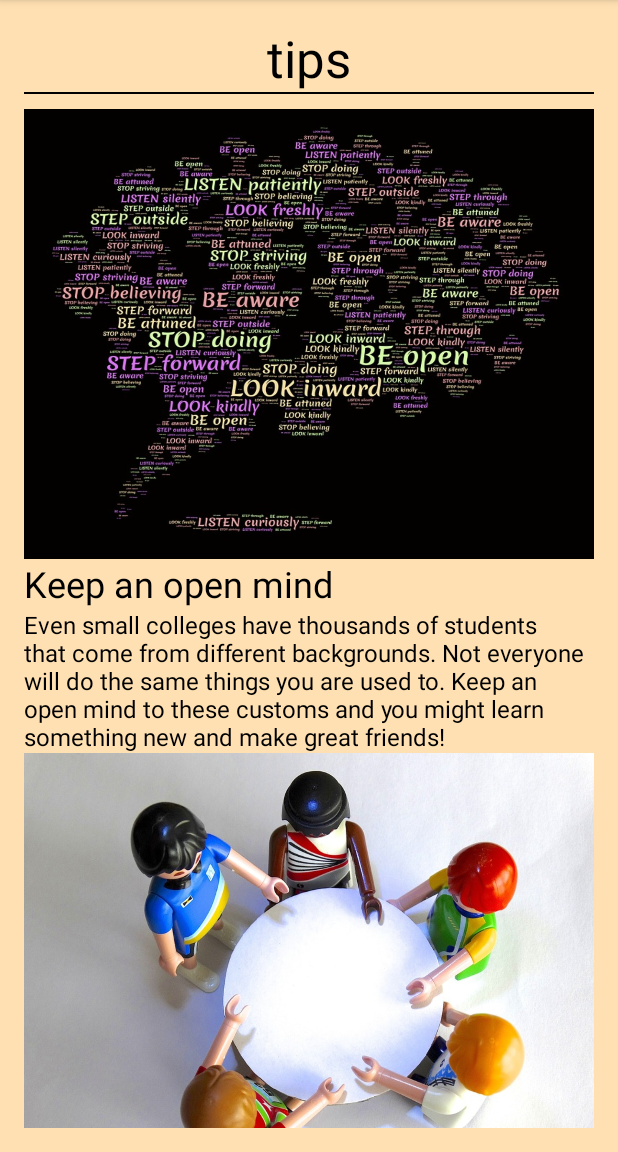
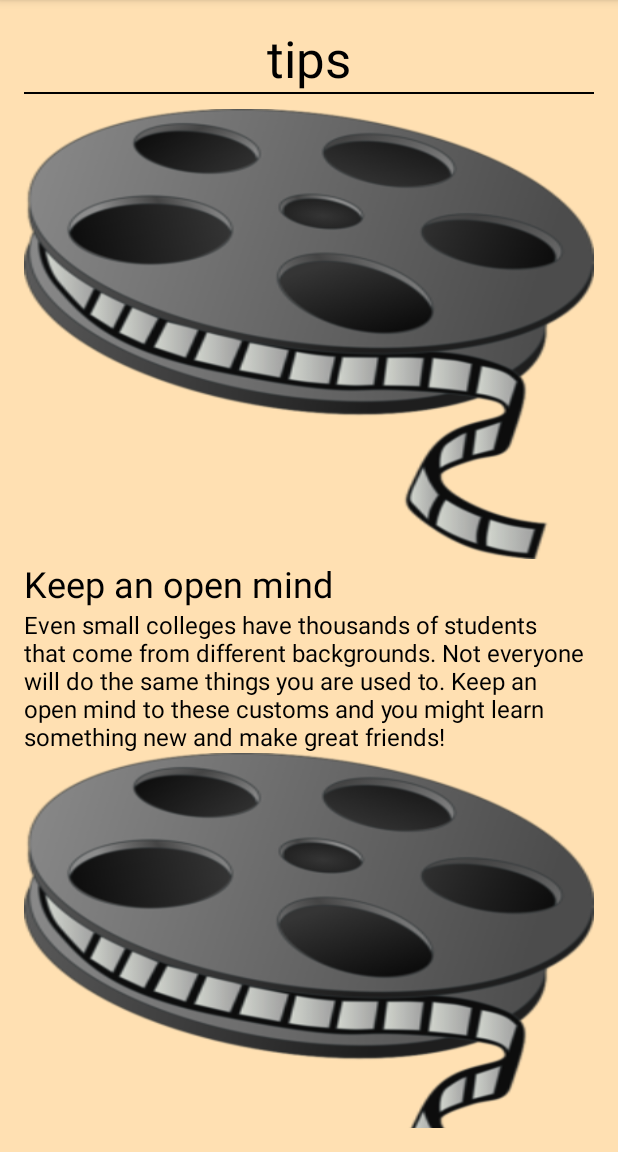
Before and after one commit to tal32123/CollegeTips, an Android app: the screen it shows after launch (MainActivity), on a phone screen of 412 x 824 dp, the part 84-1236 px from its top. Run offline under Robolectric (Android 15) with nearby library versions, the phone set to English and light mode, and no system bars; libraries missing offline, so code that uses them is left out: com.nostra13.universalimageloader; 8 statements that could not run were skipped.

Commit message:
Optimize photos

```diff
--- a/app/src/main/java/com/example/android/collegetips/MainActivity.java
+++ b/app/src/main/java/com/example/android/collegetips/MainActivity.java
@@ -7,6 +7,7 @@ import android.os.Bundle;
 import android.support.v7.app.AppCompatActivity;
 import android.view.View;
 import android.widget.ImageView;
+import android.widget.TextView;
 
 import com.nostra13.universalimageloader.core.ImageLoader;
 import com.nostra13.universalimageloader.core.ImageLoaderConfiguration;
@@ -96,9 +97,14 @@ private final String convoURL = "https://pixabay.com/static/uploads/photo/2014/0
         intent.setData(Uri.parse("mailto:")); // only email apps should handle this
         intent.putExtra(Intent.EXTRA_EMAIL, new String[]{"tal32123@gmail.com"});
         intent.putExtra(Intent.EXTRA_SUBJECT, "College Tips Tip Submittion");
-        intent.putExtra(Intent.EXTRA_TEXT, "TEST TEXT ");
+        intent.putExtra(Intent.EXTRA_TEXT, getTip());
         if (intent.resolveActivity(getPackageManager()) != null) {
             startActivity(intent);
         }
     }
+    public String getTip(){
+        TextView tipSubmittion = (TextView) findViewById(R.id.submittedTip);
+        return tipSubmittion.getText().toString();
+    }
+
 }
--- a/app/src/main/res/layout/activity_main.xml
+++ b/app/src/main/res/layout/activity_main.xml
@@ -26,7 +26,7 @@
         <ImageView
             android:layout_width="match_parent"
             android:layout_height="300dp"
-            android:src="@drawable/mind"
+            android:src="@drawable/fotoloading"
             android:scaleType="fitXY"
             android:id="@+id/mind"/>
         <TextView
@@ -38,7 +38,7 @@
         <ImageView
             android:layout_width="match_parent"
             android:layout_height="300dp"
-            android:src="@drawable/convo"
+            android:src="@drawable/fotoloading"
             android:scaleType="fitXY"
             android:id="@+id/conversation"/>
 
@@ -57,7 +57,7 @@
             android:layout_width="match_parent"
             android:layout_height="300dp"
             android:scaleType="fitXY"
-            android:src="@drawable/good"
+            android:src="@drawable/fotoloading"
             android:id="@+id/good"/>
         <TextView
             style="@style/TextText"
@@ -68,7 +68,7 @@
         <ImageView
             android:layout_width="match_parent"
             android:layout_height="300dp"
-            android:src="@drawable/network"
+            android:src="@drawable/fotoloading"
             android:scaleType="fitXY"
             android:id="@+id/organization"/>
         <TextView
@@ -81,7 +81,7 @@
             android:layout_width="match_parent"
             android:layout_height="300dp"
             android:scaleType="fitXY"
-            android:src="@drawable/studyabroad"
+            android:src="@drawable/fotoloading"
             android:id="@+id/study_abroad"/>
         <TextView
             style="@style/TextText"
@@ -101,7 +101,8 @@
         <EditText
             style="@style/InputTip"
             android:inputType="textMultiLine"
-            android:hint="@string/enter_tip"/>
+            android:hint="@string/enter_tip"
+            android:id="@+id/submittedTip"/>
         <Button
             style="@style/TextText"
             android:text="@string/submit_tip"
```
Also changed, not shown: app/src/main/res/drawable/fotoloading.png (added).
